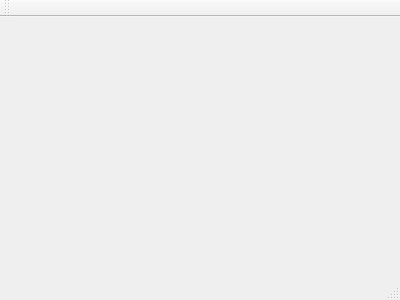
Above: mainwindow.ui from RushBush/Calculator before the change. Below: the same form after it.
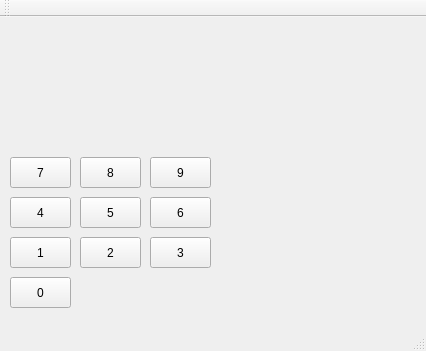
That is the form after the change.

The edit to the form file:
```diff
--- a/mainwindow.ui
+++ b/mainwindow.ui
@@ -1,24 +1,170 @@
 <ui version="4.0">
  <class>MainWindow</class>
- <widget class="QMainWindow" name="MainWindow" >
-  <property name="geometry" >
+ <widget class="QMainWindow" name="MainWindow">
+  <property name="geometry">
    <rect>
     <x>0</x>
     <y>0</y>
-    <width>400</width>
-    <height>300</height>
+    <width>426</width>
+    <height>351</height>
    </rect>
   </property>
   <property name="windowTitle" >
    <string>MainWindow</string>
   </property>
-  <widget class="QMenuBar" name="menuBar" />
-  <widget class="QToolBar" name="mainToolBar" />
-  <widget class="QWidget" name="centralWidget" />
-  <widget class="QStatusBar" name="statusBar" />
+  <widget class="QWidget" name="centralWidget">
+   <widget class="QPushButton" name="pushButton">
+    <property name="geometry">
+     <rect>
+      <x>10</x>
+      <y>140</y>
+      <width>61</width>
+      <height>31</height>
+     </rect>
+    </property>
+    <property name="text">
+     <string>7</string>
+    </property>
+   </widget>
+   <widget class="QPushButton" name="pushButton_2">
+    <property name="geometry">
+     <rect>
+      <x>10</x>
+      <y>180</y>
+      <width>61</width>
+      <height>31</height>
+     </rect>
+    </property>
+    <property name="text">
+     <string>4</string>
+    </property>
+   </widget>
+   <widget class="QPushButton" name="pushButton_3">
+    <property name="geometry">
+     <rect>
+      <x>10</x>
+      <y>220</y>
+      <width>61</width>
+      <height>31</height>
+     </rect>
+    </property>
+    <property name="text">
+     <string>1</string>
+    </property>
+   </widget>
+   <widget class="QPushButton" name="pushButton_4">
+    <property name="geometry">
+     <rect>
+      <x>80</x>
+      <y>220</y>
+      <width>61</width>
+      <height>31</height>
+     </rect>
+    </property>
+    <property name="text">
+     <string>2</string>
+    </property>
+   </widget>
+   <widget class="QPushButton" name="pushButton_5">
+    <property name="geometry">
+     <rect>
+      <x>80</x>
+      <y>180</y>
+      <width>61</width>
+      <height>31</height>
+     </rect>
+    </property>
+    <property name="text">
+     <string>5</string>
+    </property>
+   </widget>
+   <widget class="QPushButton" name="pushButton_6">
+    <property name="geometry">
+     <rect>
+      <x>80</x>
+      <y>140</y>
+      <width>61</width>
+      <height>31</height>
+     </rect>
+    </property>
+    <property name="text">
+     <string>8</string>
+    </property>
+   </widget>
+   <widget class="QPushButton" name="pushButton_7">
+    <property name="geometry">
+     <rect>
+      <x>150</x>
+      <y>220</y>
+      <width>61</width>
+      <height>31</height>
+     </rect>
+    </property>
+    <property name="text">
+     <string>3</string>
+    </property>
+   </widget>
+   <widget class="QPushButton" name="pushButton_8">
+    <property name="geometry">
+     <rect>
+      <x>150</x>
+      <y>180</y>
+      <width>61</width>
+      <height>31</height>
+     </rect>
+    </property>
+    <property name="text">
+     <string>6</string>
+    </property>
+   </widget>
+   <widget class="QPushButton" name="pushButton_9">
+    <property name="geometry">
+     <rect>
+      <x>150</x>
+      <y>140</y>
+      <width>61</width>
+      <height>31</height>
+     </rect>
+    </property>
+    <property name="text">
+     <string>9</string>
+    </property>
+   </widget>
+   <widget class="QPushButton" name="pushButton_10">
+    <property name="geometry">
+     <rect>
+      <x>10</x>
+      <y>260</y>
+      <width>61</width>
+      <height>31</height>
+     </rect>
+    </property>
+    <property name="text">
+     <string>0</string>
+    </property>
+   </widget>
+  </widget>
+  <widget class="QMenuBar" name="menuBar">
+   <property name="geometry">
+    <rect>
+     <x>0</x>
+     <y>0</y>
+     <width>426</width>
+     <height>25</height>
+    </rect>
+   </property>
+  </widget>
+  <widget class="QToolBar" name="mainToolBar">
+   <attribute name="toolBarArea">
+    <enum>TopToolBarArea</enum>
+   </attribute>
+   <attribute name="toolBarBreak">
+    <bool>false</bool>
+   </attribute>
+  </widget>
+  <widget class="QStatusBar" name="statusBar"/>
  </widget>
- <layoutDefault spacing="6" margin="11" />
- <pixmapfunction></pixmapfunction>
+ <layoutdefault spacing="6" margin="11"/>
  <resources/>
  <connections/>
 </ui>
```
Left out of the diff: 3 changed lines with no effect on the pictures.
